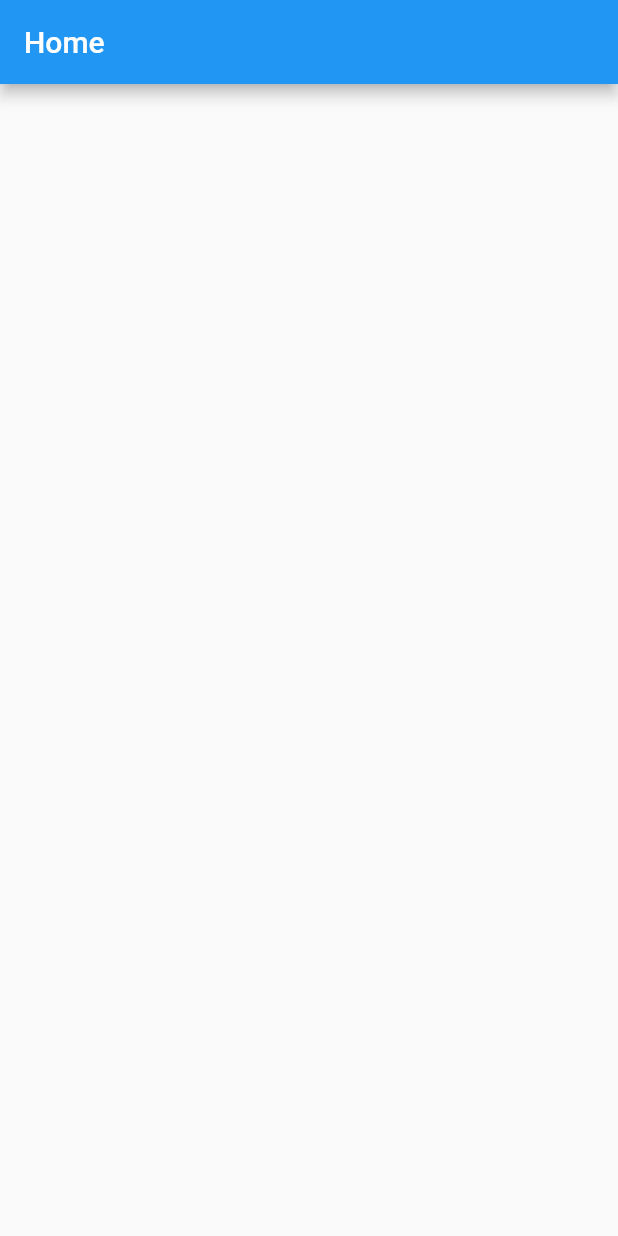
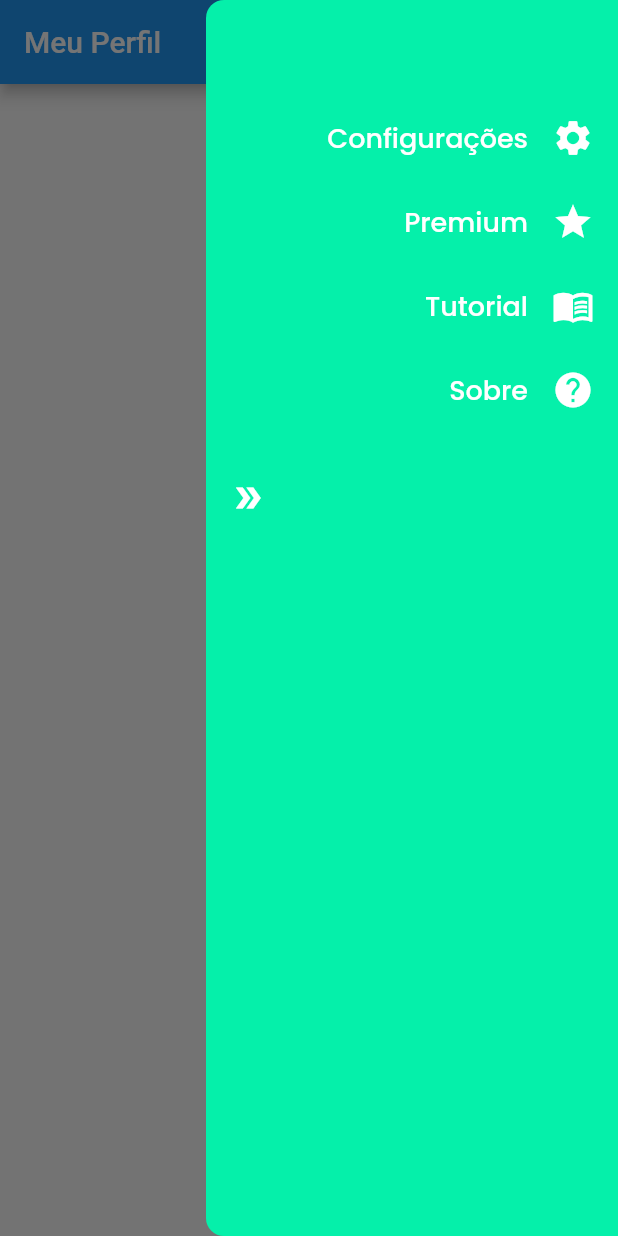
Before and after one commit to wallaceneto/interLibras-flutter, a Flutter app: the screen it shows after launch, with the side drawer open (before the commit the screen has no drawer), on a phone screen of 412 x 824 dp. Run offline on Flutter 3.47's test engine with Material 2 defaults, Android fonts, the phone set to English and light mode, and no system bars; our stand-ins replace flutter_modular, google_fonts, mobx; generated files the repository leaves out were written again.

Commit message:
Implementando Drawer

```diff
--- /dev/null
+++ b/lib/components/drawer/itens.dart
@@ -0,0 +1,56 @@
+import 'package:flutter/material.dart';
+import 'package:google_fonts/google_fonts.dart';
+
+class DrawerTile extends StatelessWidget {
+  final String _title;
+  final IconData _icon;
+
+  DrawerTile(this._title, this._icon);
+
+  @override
+  Widget build(BuildContext context) {
+    return ListTile(
+      title: Row(
+        mainAxisAlignment: MainAxisAlignment.end,
+        children: <Widget>[
+          Text(
+            '${this._title}',
+            style: GoogleFonts.poppins(
+              textStyle: TextStyle(color: Colors.white, fontSize: 18.0),
+            ),
+          ),
+          Padding(
+            padding: const EdgeInsets.only(left: 16.0),
+            child: Icon(
+              this._icon,
+              color: Colors.white,
+              size: 28.0,
+            ),
+          ),
+        ],
+      ),
+      onTap: () {
+        // Pop provisorio. Adicionar navegação para outras telas.
+        Navigator.of(context).pop();
+      },
+    );
+  }
+}
+
+class DrawerExit extends StatelessWidget {
+  @override
+  Widget build(BuildContext context) {
+    return Padding(
+      padding: const EdgeInsets.only(top: 16.0),
+      child: ListTile(
+        leading: Icon(
+          Icons.double_arrow,
+          color: Colors.white,
+        ),
+        onTap: () {
+          Navigator.of(context).pop();
+        },
+      ),
+    );
+  }
+}
--- /dev/null
+++ b/lib/components/drawer/menu.dart
@@ -0,0 +1,39 @@
+import 'package:flutter/material.dart';
+
+import 'itens.dart';
+
+class MenuDrawer extends StatelessWidget {
+  final Radius drawerRadius = Radius.circular(12.0);
+  final Color color = Color(0xFF05F0AA);
+
+  @override
+  Widget build(BuildContext context) {
+    final double drawerWidth = (MediaQuery.of(context).size.width) -
+        (MediaQuery.of(context).size.width / 3);
+    final double drawerHeight = MediaQuery.of(context).size.height;
+
+    return Container(
+      width: drawerWidth,
+      height: drawerHeight,
+      decoration: BoxDecoration(
+        color: this.color,
+        borderRadius: BorderRadius.only(
+          topLeft: drawerRadius,
+          bottomLeft: drawerRadius,
+        ),
+      ),
+      child: ListView(
+        children: [
+          Padding(
+            padding: const EdgeInsets.only(top: 64.0),
+            child: DrawerTile('Configurações', Icons.settings),
+          ),
+          DrawerTile('Premium', Icons.star),
+          DrawerTile('Tutorial', Icons.menu_book),
+          DrawerTile('Sobre', Icons.help),
+          DrawerExit(),
+        ],
+      ),
+    );
+  }
+}
--- a/lib/main.dart
+++ b/lib/main.dart
@@ -1,5 +1,18 @@
 import 'package:flutter/material.dart';
-import 'package:interLibras/app/app_module.dart';
-import 'package:flutter_modular/flutter_modular.dart';
+import 'package:interLibras/components/drawer/menu.dart';
 
-void main() => runApp(ModularApp(module: AppModule()));
+void main() => runApp(MaterialApp(
+      home: Home(),
+    ));
+
+class Home extends StatelessWidget {
+  @override
+  Widget build(BuildContext context) {
+    return Scaffold(
+      appBar: AppBar(
+        title: Text('Meu Perfil'),
+      ),
+      endDrawer: MenuDrawer(),
+    );
+  }
+}
--- a/pubspec.yaml
+++ b/pubspec.yaml
@@ -39,6 +39,7 @@ dependencies:
   flutter_modular: ^2.0.1
   flutter:
     sdk: flutter
+  google_fonts: ^1.1.1
 
 
   # The following adds the Cupertino Icons font to your application.
@@ -62,10 +63,6 @@ flutter:
   # included with your application, so that you can use the icons in
   # the material Icons class.
   uses-material-design: true
-  assets:
-    - assets/images
-    - assets/icons
-    - assets/model_3d
 
   # An image asset can refer to one or more resolution-specific "variants", see
   # https://flutter.dev/assets-and-images/#resolution-aware.
```
Also changed, not shown: pubspec.lock, 1 other file.
